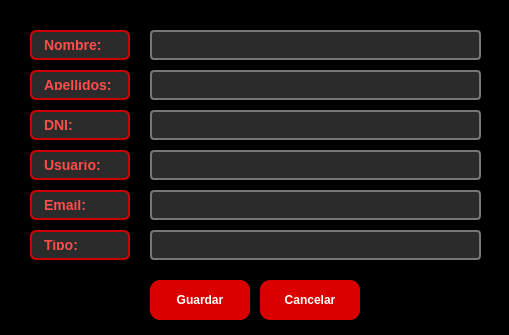
OscaarMG/campasgym, file src/vista/ui/ModificarSocio.ui: the form before one commit.
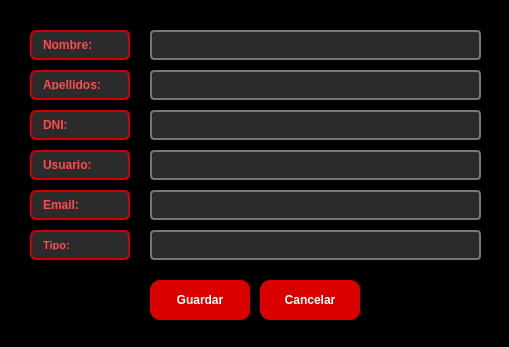
The form after the commit.

Commit message: modsocio ajuste

The edit to the form file:
```diff
--- a/src/vista/ui/ModificarSocio.ui
+++ b/src/vista/ui/ModificarSocio.ui
@@ -7,7 +7,7 @@
     <x>0</x>
     <y>0</y>
     <width>509</width>
-    <height>335</height>
+    <height>347</height>
    </rect>
   </property>
   <property name="windowTitle">
@@ -31,7 +31,7 @@
     color: #ff4c4c;              
     border: 2px solid #cc0000;     
     padding: 8px;
-    font-size: 14px;
+    font-size: 12px;
     font-weight: bold;
     border-radius: 6px;
 }</string>
@@ -76,7 +76,7 @@
     color: #ff4c4c;              
     border: 2px solid #cc0000;     
     padding: 8px;
-    font-size: 14px;
+    font-size: 12px;
     font-weight: bold;
     border-radius: 6px;
 }</string>
@@ -121,7 +121,7 @@
     color: #ff4c4c;              
     border: 2px solid #cc0000;     
     padding: 8px;
-    font-size: 14px;
+    font-size: 12px;
     font-weight: bold;
     border-radius: 6px;
 }</string>
@@ -166,7 +166,7 @@
     color: #ff4c4c;              
     border: 2px solid #cc0000;     
     padding: 8px;
-    font-size: 14px;
+    font-size: 12px;
     font-weight: bold;
     border-radius: 6px;
 }</string>
@@ -211,7 +211,7 @@
     color: #ff4c4c;              
     border: 2px solid #cc0000;     
     padding: 8px;
-    font-size: 14px;
+    font-size: 12px;
     font-weight: bold;
     border-radius: 6px;
 }</string>
@@ -256,7 +256,7 @@
     color: #ff4c4c;              
     border: 2px solid #cc0000;     
     padding: 8px;
-    font-size: 14px;
+    font-size: 11px;
     font-weight: bold;
     border-radius: 6px;
 }</string>
```
Left out of the diff: 6 changed lines with no effect on the pictures.
